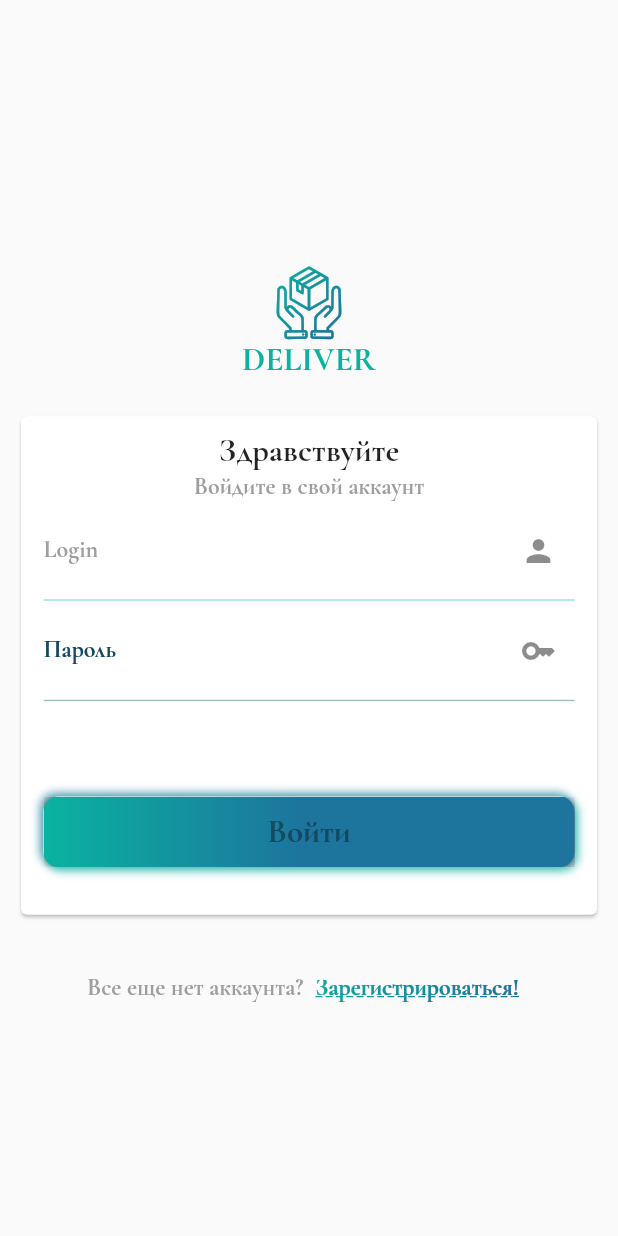
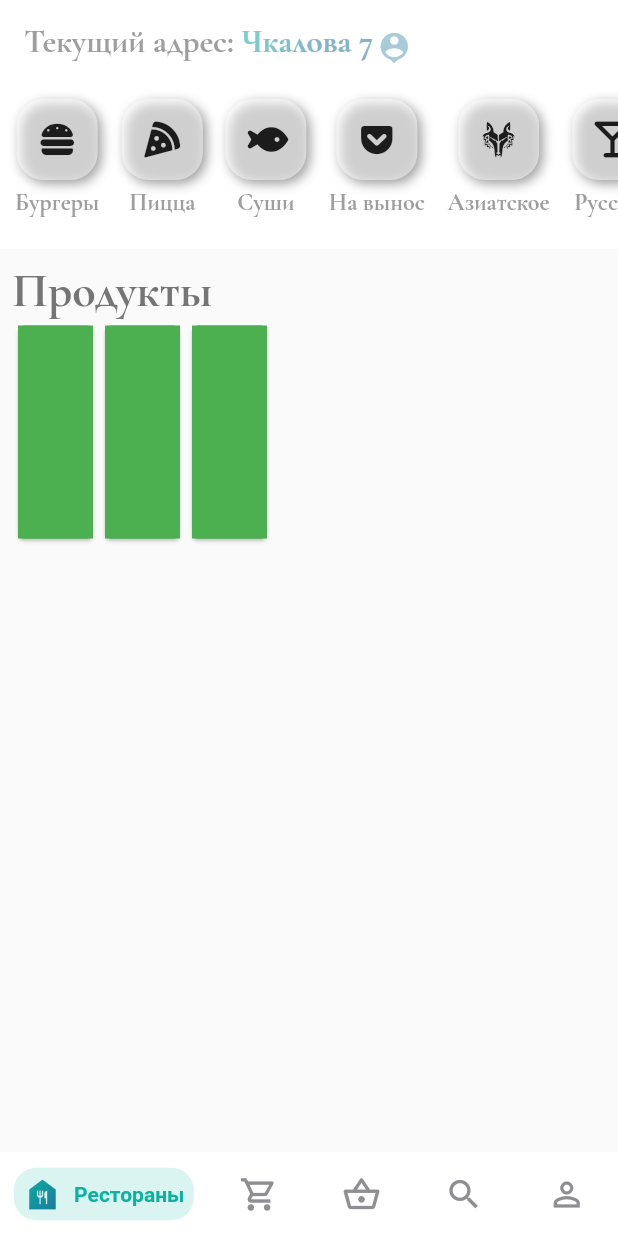
Before and after one commit to JPGmooder/coursedb, a Flutter app: the screen it shows after launch, on a phone screen of 412 x 824 dp. Run offline on Flutter 3.47's test engine with Material 2 defaults, Android fonts, the phone set to English and light mode, and no system bars; drawn by our look-alikes of flutter_neumorphic, persistent_bottom_nav_bar; our stand-ins replace bloc, flutter_bloc, font_awesome_flutter, freezed_annotation, geolocator, google_fonts and 6 more; missing offline and left inert: bottom_drawer, bottom_picker, email_auth, yandex_mapkit; accounts and stored records are empty.

Commit message:
Начал вёрстку окна ресторанов

```diff
--- a/lib/internal/app.dart
+++ b/lib/internal/app.dart
@@ -8,6 +8,7 @@
 import 'package:kursach/presentation/additional/setlocation_screen.dart';
 import 'package:kursach/presentation/auth/auth_personal/auth_personal_screen.dart';
 import 'package:kursach/presentation/auth/auth_screen.dart';
+import 'package:kursach/presentation/home/navigator_screen.dart';
 
 class MyApp extends StatelessWidget {
   @override
@@ -41,7 +42,7 @@
                   onBackground: AppsColors.primaryColor,
                   surface: Colors.white,
                   onSurface: AppsColors.accentColor)),
-          home: AuthScreen(),
+          home: NavigatorScreen(), //AuthScreen(),
           onGenerateRoute: (settings) {
             return PageRouteBuilder(
                 settings: settings,
--- /dev/null
+++ b/lib/presentation/home/cart/cart.dart
@@ -0,0 +1,10 @@
+import 'package:flutter/widgets.dart';
+
+class CartScreen extends StatelessWidget {
+  const CartScreen({Key? key}) : super(key: key);
+
+  @override
+  Widget build(BuildContext context) {
+    return Container();
+  }
+}
--- /dev/null
+++ b/lib/presentation/home/markets/market_widget.dart
@@ -0,0 +1,17 @@
+import 'package:flutter/material.dart';
+
+class MarketWidget extends StatelessWidget {
+  const MarketWidget({Key? key, required this.isDostavka}) : super(key: key);
+  final bool isDostavka;
+  @override
+  Widget build(BuildContext context) {
+    return Card(
+        color: Colors.green,
+        child: ColoredBox(
+          color: Colors.green,
+          child: SizedBox.square(
+            dimension: 50,
+          ),
+        ));
+  }
+}
--- /dev/null
+++ b/lib/presentation/home/markets/markets_list.dart
@@ -0,0 +1,10 @@
+import 'package:flutter/widgets.dart';
+
+class MarketScreen extends StatelessWidget {
+  const MarketScreen({Key? key}) : super(key: key);
+
+  @override
+  Widget build(BuildContext context) {
+    return Container();
+  }
+}
--- /dev/null
+++ b/lib/presentation/home/navigator_screen.dart
@@ -0,0 +1,89 @@
+import 'dart:ui';
+
+import 'package:flutter/material.dart';
+import 'package:font_awesome_flutter/font_awesome_flutter.dart';
+import 'package:kursach/assets/colors.dart';
+import 'package:kursach/presentation/home/cart/cart.dart';
+import 'package:kursach/presentation/home/markets/markets_list.dart';
+import 'package:kursach/presentation/home/profile/profile_screen.dart';
+import 'package:kursach/presentation/home/restaurant/restaraunt_screen.dart';
+import 'package:kursach/presentation/outstanding/gradientmask.dart';
+import 'package:persistent_bottom_nav_bar/persistent_tab_view.dart';
+
+class NavigatorScreen extends StatefulWidget {
+  NavigatorScreen({Key? key}) : super(key: key);
+
+  @override
+  State<NavigatorScreen> createState() => _NavigatorScreenState();
+}
+
+class _NavigatorScreenState extends State<NavigatorScreen> {
+  @override
+  Widget build(BuildContext context) {
+    return PersistentTabView(
+      padding: NavBarPadding.all(0),
+
+      context,
+      navBarStyle: NavBarStyle.style9,
+      screens: [
+        RestarauntList(),
+        MarketScreen(),
+        CartScreen(),
+        CartScreen(),
+        ProfileScreen()
+      ],
+      items: List.generate(5, (index) {
+        late IconData icon;
+        late IconData inActiveIcon;
+
+        late String text;
+
+        switch (index) {
+          case 0:
+            icon = Icons.food_bank;
+            inActiveIcon = Icons.food_bank_outlined;
+            text = "Рестораны";
+            break;
+          case 1:
+            icon = Icons.shopping_cart;
+            inActiveIcon = Icons.shopping_cart_outlined;
+
+            text = "Магазины";
+            break;
+          case 2:
+            icon = Icons.shopping_basket;
+            inActiveIcon = Icons.shopping_basket_outlined;
+            text = "Корзина";
+            break;
+          case 3:
+            icon = Icons.search;
+            inActiveIcon = Icons.search;
+            text = "Поиск";
+            break;
+          case 4:
+            icon = Icons.person;
+            inActiveIcon = Icons.person_outline;
+            text = "Профиль";
+            break;
+          default:
+        }
+
+        return PersistentBottomNavBarItem(
+            icon: GradientMask(
+                size: 25,
+                begin: Alignment.topLeft,
+                end: Alignment.bottomRight,
+                child: Icon(
+                  icon,
+                  color: Colors.white,
+                )),
+            activeColorPrimary: AppsColors.accentColor,
+            title: text,
+            inactiveIcon: Icon(inActiveIcon),
+            textStyle: TextStyle(
+              fontWeight: FontWeight.bold,
+            ));
+      }),
+    );
+  }
+}
--- /dev/null
+++ b/lib/presentation/home/profile/profile_screen.dart
@@ -0,0 +1,10 @@
+import 'package:flutter/widgets.dart';
+
+class ProfileScreen extends StatelessWidget {
+  const ProfileScreen({Key? key}) : super(key: key);
+
+  @override
+  Widget build(BuildContext context) {
+    return Container();
+  }
+}
--- /dev/null
+++ b/lib/presentation/home/restaurant/pickers.dart
@@ -0,0 +1,78 @@
+import 'package:flutter/material.dart';
+import 'package:flutter/widgets.dart';
+import 'package:flutter_neumorphic/flutter_neumorphic.dart';
+import 'package:font_awesome_flutter/font_awesome_flutter.dart';
+import 'package:kursach/assets/colors.dart';
+import 'package:kursach/presentation/outstanding/gradientmask.dart';
+
+class FoodPicker extends StatelessWidget {
+  const FoodPicker(
+      {Key? key,
+      required this.isPressed,
+      required this.onChanged,
+      required this.text,
+      required this.icon})
+      : super(key: key);
+  final bool isPressed;
+  final IconData icon;
+  final String text;
+  final void Function(bool) onChanged;
+  @override
+  Widget build(BuildContext context) {
+    return Column(
+      mainAxisSize: MainAxisSize.min,
+      children: [
+        InkWell(
+          onTap: () => onChanged(!isPressed),
+          child: Neumorphic(
+            duration: Duration(milliseconds: 600),
+            style: NeumorphicStyle(
+                boxShape: NeumorphicBoxShape.roundRect(
+                    BorderRadius.all(Radius.circular(18))),
+                depth: isPressed ? -5 : 5,
+                color: Theme.of(context).colorScheme.surface.withOpacity(0.5)),
+            child: Padding(
+              padding: const EdgeInsets.all(15.0),
+              child: isPressed
+                  ? GradientMask(
+                      size: 35,
+                      begin: Alignment.topLeft,
+                      end: Alignment.bottomRight,
+                      child: Icon(
+                        icon,
+                        color: Colors.white,
+                      ))
+                  : Icon(
+                      icon,
+                    ),
+            ),
+          ),
+        ),
+        const SizedBox(
+          height: 5,
+        ),
+        if (isPressed)
+          GradientMask(
+            size: 25,
+            begin: Alignment.topLeft,
+            end: Alignment.bottomRight,
+            child: Text(
+              text,
+              style: Theme.of(context)
+                  .textTheme
+                  .labelMedium!
+                  .copyWith(color: Colors.white54),
+            ),
+          ),
+        if (!isPressed)
+          Text(
+            text,
+            style: Theme.of(context)
+                .textTheme
+                .labelMedium!
+                .copyWith(color: Colors.grey),
+          ),
+      ],
+    );
+  }
+}
--- /dev/null
+++ b/lib/presentation/home/restaurant/restaraunt_screen.dart
@@ -0,0 +1,139 @@
+import 'dart:math';
+
+import 'package:flutter/material.dart';
+import 'package:font_awesome_flutter/font_awesome_flutter.dart';
+import 'package:kursach/presentation/home/markets/market_widget.dart';
+import 'package:kursach/presentation/home/restaurant/pickers.dart';
+import 'package:kursach/presentation/outstanding/gradientmask.dart';
+
+class RestarauntList extends StatefulWidget {
+  const RestarauntList({Key? key}) : super(key: key);
+
+  @override
+  State<RestarauntList> createState() => _RestarauntListState();
+}
+
+class _RestarauntListState extends State<RestarauntList> {
+  bool isPressed = false;
+  Map<String, dynamic> categories = {
+    'Бургеры': {'status': false, 'icon': FontAwesomeIcons.burger},
+    'Пицца': {'status': false, 'icon': FontAwesomeIcons.pizzaSlice},
+    'Суши': {'status': false, 'icon': FontAwesomeIcons.fish},
+    'На вынос': {'status': false, 'icon': FontAwesomeIcons.getPocket},
+    'Азиатское': {'status': false, 'icon': FontAwesomeIcons.wolfPackBattalion},
+    'Русское': {'status': false, 'icon': FontAwesomeIcons.martiniGlassEmpty}
+  };
+  @override
+  Widget build(BuildContext context) {
+    return Scaffold(
+      body: NestedScrollView(
+          headerSliverBuilder: (ctx, isScrollerd) {
+            return [
+              SliverAppBar(
+                pinned: true,
+                floating: true,
+                forceElevated: isScrollerd,
+                backgroundColor: Theme.of(context).colorScheme.surface,
+                title: Row(
+                  children: [
+                    Text(
+                      "Текущий адрес: ",
+                      style: Theme.of(context)
+                          .textTheme
+                          .titleMedium!
+                          .copyWith(color: Colors.grey),
+                    ),
+                    GradientMask(
+                      size: 35,
+                      begin: Alignment.topLeft,
+                      end: Alignment.bottomRight,
+                      child: Text(
+                        "Чкалова 7",
+                        style: Theme.of(context)
+                            .textTheme
+                            .titleMedium!
+                            .copyWith(color: Colors.white54),
+                      ),
+                    ),
+                    GradientMask(
+                      size: 15,
+                      begin: Alignment.topLeft,
+                      end: Alignment.bottomRight,
+                      child: Padding(
+                        padding: const EdgeInsets.only(left: 2, top: 8.0),
+                        child: Icon(
+                          Icons.location_history,
+                          color: Colors.white38,
+                        ),
+                      ),
+                    )
+                  ],
+                ),
+                bottom: PreferredSize(
+                  preferredSize: Size.fromHeight(110),
+                  child: Padding(
+                    padding:
+                        const EdgeInsets.only(top: 10.0, left: 10, right: 10),
+                    child: SizedBox(
+                      height: 100,
+                      child: ListView.separated(
+                          separatorBuilder: (ctx, index) => SizedBox(
+                                width: 15,
+                              ),
+                          clipBehavior: Clip.none,
+                          scrollDirection: Axis.horizontal,
+                          itemBuilder: (ctx, index) => FoodPicker(
+                              isPressed:
+                                  categories.values.elementAt(index)['status'],
+                              onChanged: (value) => setState(() {
+                                    categories[categories.keys.elementAt(index)]
+                                        ['status'] = value;
+                                  }),
+                              text: categories.keys.elementAt(index),
+                              icon: categories.values.elementAt(index)['icon']),
+                          itemCount: categories.entries.length),
+                    ),
+                  ),
+                ),
+              ),
+            ];
+          },
+          body: Padding(
+            padding: const EdgeInsets.all(8.0),
+            child: Column(
+              crossAxisAlignment: CrossAxisAlignment.start,
+              children: [
+                Column(
+                  crossAxisAlignment: CrossAxisAlignment.start,
+                  children: [
+                    Text(
+                      "Продукты",
+                      style: Theme.of(context)
+                          .textTheme
+                          .titleLarge!
+                          .copyWith(color: Colors.grey[600]),
+                      textScaleFactor: 0.8,
+                    ),
+                    SizedBox(
+                      height: 150,
+                      child: ListView.separated(
+                          shrinkWrap: true,
+                          scrollDirection: Axis.horizontal,
+                          itemBuilder: (ctx, index) {
+                            return MarketWidget(
+                              isDostavka: true,
+                            );
+                          },
+                          separatorBuilder: (ctx, index) {
+                            return Container();
+                          },
+                          itemCount: 3),
+                    )
+                  ],
+                )
+              ],
+            ),
+          )),
+    );
+  }
+}
--- /dev/null
+++ b/lib/presentation/home/search/search_screen.dart
@@ -0,0 +1,10 @@
+import 'package:flutter/widgets.dart';
+
+class SearchScreen extends StatelessWidget {
+  const SearchScreen({Key? key}) : super(key: key);
+
+  @override
+  Widget build(BuildContext context) {
+    return Container();
+  }
+}
--- a/pubspec.yaml
+++ b/pubspec.yaml
@@ -27,6 +27,7 @@
 # the latest version available on pub.dev. To see which dependencies have newer
 # versions available, run `flutter pub outdated`.
 dependencies:
+  animated_text_kit: ^4.2.2
   bloc: ^8.1.0
   bottom_drawer: ^0.0.5
   bottom_picker: ^2.0.0
@@ -47,6 +48,7 @@
   location: ^4.4.0
   mask_text_input_formatter: ^2.4.0
   permission_handler: ^10.2.0
+  persistent_bottom_nav_bar: ^5.0.2
   rive: ^0.9.1
   rxdart: ^0.27.5
   supabase_flutter: ^1.0.1
```
Also changed, not shown: pubspec.lock.
